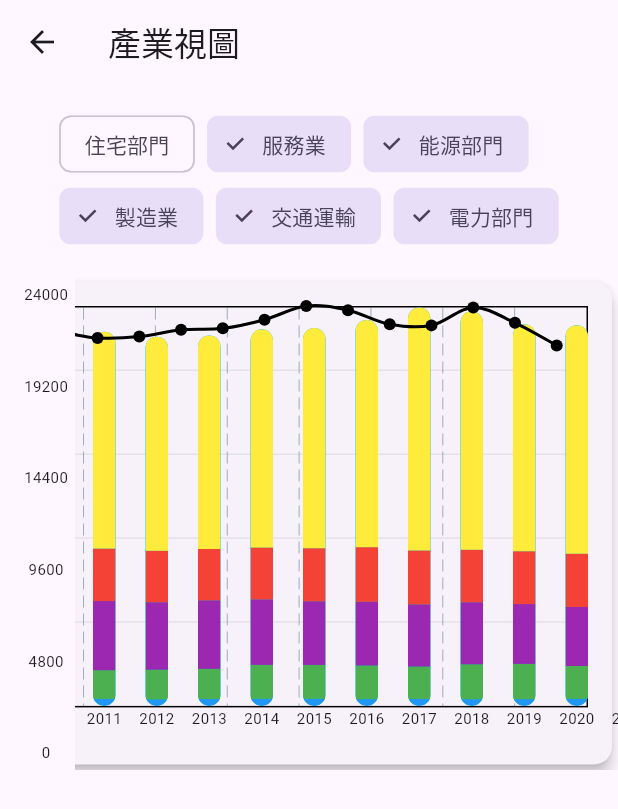
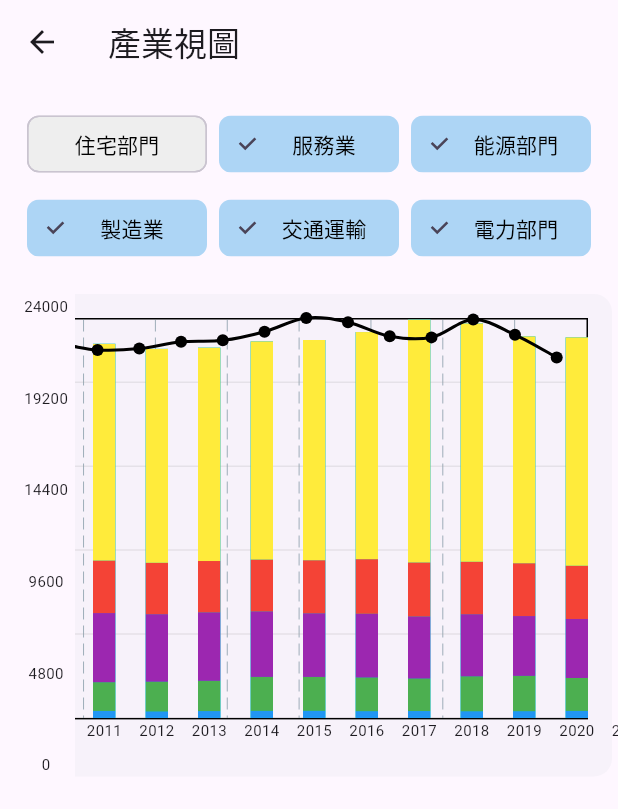
Before and after one commit to HowHaoChih/Carbon_APP_Fonted, a Flutter app: the IndustryViewScreen screen opened directly, after a tap on "住宅部門", on a phone screen of 412 x 824 dp. Shown: the top 809 px of the screen. Run offline on Flutter 3.47's test engine with Material 3 defaults, Android fonts, the phone set to English and light mode, and no system bars; drawn by our look-alikes of fl_chart; our stand-ins replace flutter_svg.

Commit message:
beautify sidebar

```diff
--- a/carbon_app/lib/main.dart
+++ b/carbon_app/lib/main.dart
@@ -12,8 +12,6 @@ class CarbonApp extends StatelessWidget {
   Widget build(BuildContext context) {
     return MaterialApp(
       debugShowCheckedModeBanner: false,
-      title: 'Carbon Emission Tracker',
-      theme: ThemeData(primarySwatch: Colors.green),
       home: const HomeScreen(),
     );
   }
--- a/carbon_app/lib/screens/home_screen.dart
+++ b/carbon_app/lib/screens/home_screen.dart
@@ -40,6 +40,7 @@ class _HomeScreenState extends State<HomeScreen> {
   @override
   Widget build(BuildContext context) {
     return Scaffold(
+      backgroundColor: const Color.fromARGB(255, 250, 250, 250),
       // Scaffold 是 Flutter 提供的基礎頁面框架，包含 appBar、drawer 和 body
       appBar: appBar(), // 自定義的 AppBar
       drawer: sideBar(context),
@@ -121,7 +122,7 @@ class _HomeScreenState extends State<HomeScreen> {
   Drawer sideBar(BuildContext context) {
     return Drawer(
       child: ListView(
-        padding: EdgeInsets.zero,
+        padding: const EdgeInsets.all(24),
         children: [
           Wrap(
             runSpacing: 16,
@@ -136,10 +137,11 @@ class _HomeScreenState extends State<HomeScreen> {
                 leading: const Icon(Icons.home),
                 title: const Text('首頁'),
                 onTap: () {
-                  Navigator.of(context).push(MaterialPageRoute(
-                    builder: (context) => const HomeScreen(),
-                  ));
-                  // 導航到產業視圖頁面
+                  Navigator.pop(context);
+                  // Navigator.of(context).push(MaterialPageRoute(
+                  //   builder: (context) => const HomeScreen(),
+                  // ));
+                  // 導航到首頁
                 },
               ),
               ListTile(
@@ -159,7 +161,7 @@ class _HomeScreenState extends State<HomeScreen> {
                   Navigator.of(context).push(MaterialPageRoute(
                     builder: (context) => const CountyIndustryViewScreen(),
                   ));
-                  // 導航到產業視圖頁面
+                  // 導航到縣市產業視圖頁面
                 },
               ),
               ListTile(
@@ -169,7 +171,7 @@ class _HomeScreenState extends State<HomeScreen> {
                   Navigator.of(context).push(MaterialPageRoute(
                     builder: (context) => const MapViewScreen(),
                   ));
-                  // 導航到產業視圖頁面
+                  // 導航到地圖視角頁面
                 },
               ),
               const Divider(color: Color.fromARGB(135, 169, 169, 169)),
@@ -180,7 +182,6 @@ class _HomeScreenState extends State<HomeScreen> {
                   Navigator.of(context).push(MaterialPageRoute(
                     builder: (context) => const SettingScreen(),
                   ));
-                  // 導航到產業視圖頁面
                 },
               ),
             ],
--- a/carbon_app/lib/screens/industry_page.dart
+++ b/carbon_app/lib/screens/industry_page.dart
@@ -40,10 +40,15 @@ class _IndustryViewScreenState extends State<IndustryViewScreen> {
           const SizedBox(height: 16), // 增加一些間距
           // 產業篩選器
           Wrap(
-            spacing: 8.0,
+            spacing: 8.0, // 水平間距
+            runSpacing: 8.0, // 垂直間距
             children: allDepartments.entries.map((entry) {
-              return FilterChip(
-                label: Text(entry.value), // 顯示繁體中文名稱
+              return SizedBox(
+                width: 120, // 固定每個 FilterChip 的寬度
+                child: FilterChip(
+                  label: Center(
+                    child: Text(entry.value), // 顯示繁體中文名稱
+                  ),
                   selected: selectedDepartments.contains(entry.key),
                   onSelected: (selected) {
                     setState(() {
@@ -56,6 +61,14 @@ class _IndustryViewScreenState extends State<IndustryViewScreen> {
                       }
                     });
                   },
+                  backgroundColor: Colors.grey[200], // 未選中背景色
+                  selectedColor:
+                      const Color.fromARGB(255, 173, 213, 245), // 選中背景色
+                  labelStyle: const TextStyle(
+                    color: Colors.black, // 文字顏色
+                    fontSize: 14,
+                  ),
+                ),
               );
             }).toList(),
           ),
--- a/carbon_app/lib/widgets/city_chart.dart
+++ b/carbon_app/lib/widgets/city_chart.dart
@@ -135,6 +135,7 @@ class _CityChartState extends State<CityChart> {
             toY: stackBottom, // 堆疊的總高度
             rodStackItems: rodStackItems, // 堆疊項目
             width: 15, // 柱條寬度
+            borderRadius: BorderRadius.zero, // 確保柱狀條沒有圓角
           ),
         ],
       ));
@@ -254,7 +255,7 @@ class _CityChartState extends State<CityChart> {
             child: SizedBox(
               width: 1000,
               child: Card(
-                elevation: 4,
+                elevation: 0,
                 shape: RoundedRectangleBorder(
                     borderRadius: BorderRadius.circular(12)),
                 child: Padding(
```
Lines whose indentation alone changed are shown as unchanged.
